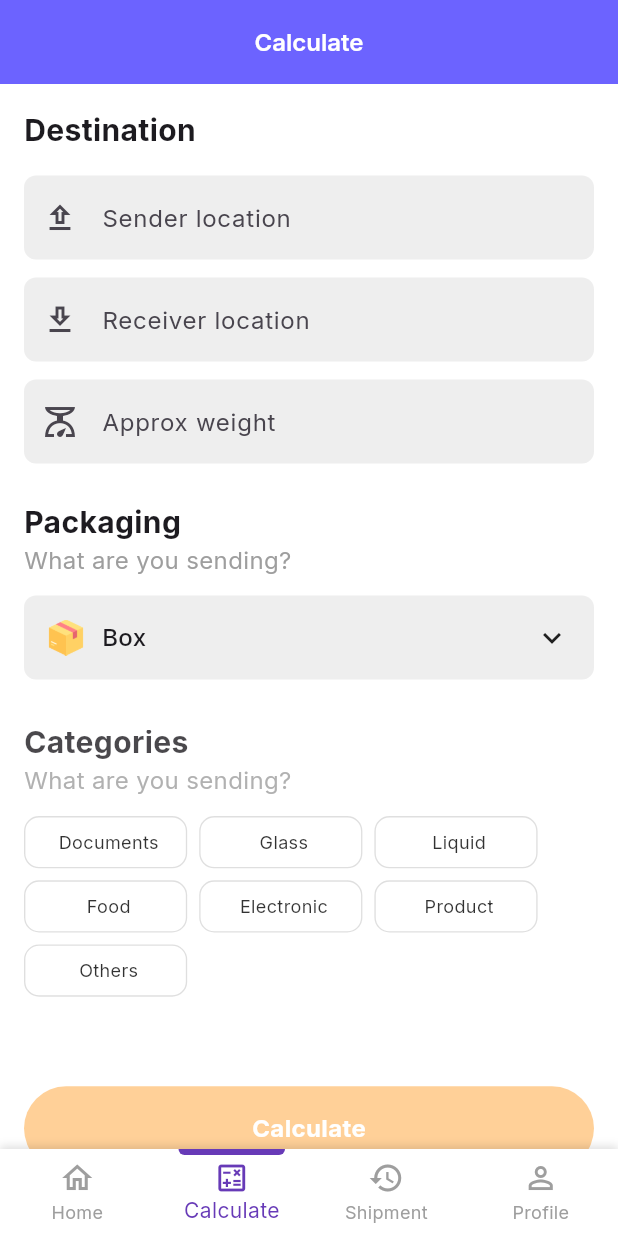
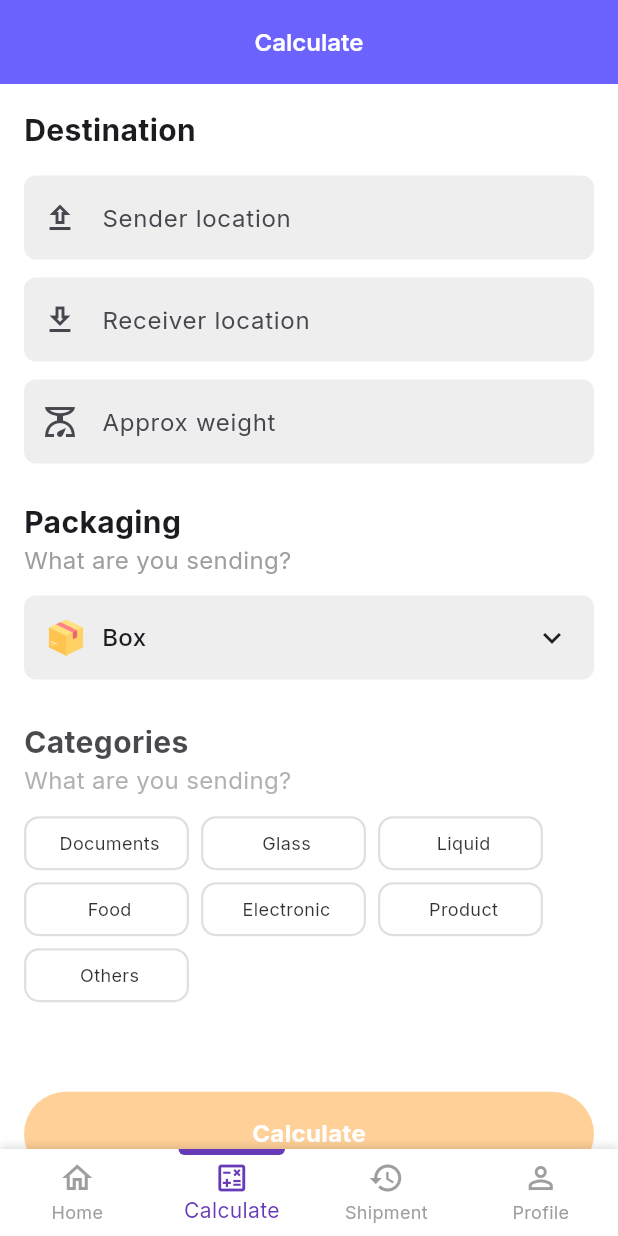
Before and after one commit to EmmanuelTobi/movemate-shipments-ui, a Flutter app: the screen it shows after launch, item 2 of the bottom bar chosen, on a phone screen of 412 x 824 dp. Run offline on Flutter 3.47's test engine with Material 3 defaults, Android fonts, the phone set to English and light mode, and no system bars; our stand-ins replace flutter_svg, google_fonts, stacked.

Commit message:
few updates

```diff
--- a/lib/screens/calculate/calculate_screen.dart
+++ b/lib/screens/calculate/calculate_screen.dart
@@ -134,7 +134,7 @@ class _CategoryItemsState extends State<CategoryItems> {
                   decoration: BoxDecoration(
                     border: Border.all(
                       color: widget.category == model.selectedCategory ? Colors.black : Colors.grey.withOpacity(0.4),
-                      width: widget.category == model.selectedCategory ? 2 : 0.9,
+                      width: widget.category == model.selectedCategory ? 2 : 1.5,
                     ),
                     borderRadius: BorderRadius.circular(10),
                     color: widget.category == model.selectedCategory ? Colors.black : Colors.white,
--- a/lib/screens/shared/shipment_tracking_card.dart
+++ b/lib/screens/shared/shipment_tracking_card.dart
@@ -98,6 +98,7 @@ class ShipmentTrackingCard extends StatelessWidget {
                                   '${shipment.sender}, ${shipment.senderLocation}',
                                   style: AppTextStyles.body2.copyWith(
                                     fontWeight: FontWeight.w600,
+                                    color: AppColors.textDark.withOpacity(0.7)
                                   ),
                                   overflow: TextOverflow.ellipsis,
                                 ),
@@ -133,6 +134,7 @@ class ShipmentTrackingCard extends StatelessWidget {
                                 shipment.estimatedDelivery,
                                 style: AppTextStyles.body2.copyWith(
                                   fontWeight: FontWeight.w600,
+                                    color: AppColors.textDark.withOpacity(0.7)
                                 ),
                               ),
                             ],
@@ -179,6 +181,7 @@ class ShipmentTrackingCard extends StatelessWidget {
                                   '${shipment.receiver}, ${shipment.receiverLocation}',
                                   style: AppTextStyles.body2.copyWith(
                                     fontWeight: FontWeight.w600,
+                                    color: AppColors.textDark.withOpacity(0.7)
                                   ),
                                   overflow: TextOverflow.ellipsis,
                                 ),
@@ -202,6 +205,7 @@ class ShipmentTrackingCard extends StatelessWidget {
                             shipment.status,
                             style: AppTextStyles.body2.copyWith(
                               fontWeight: FontWeight.w600,
+                                color: AppColors.textDark.withOpacity(0.7)
                             ),
                           ),
                         ],
--- a/lib/screens/shipping_track/shippment_history.dart
+++ b/lib/screens/shipping_track/shippment_history.dart
@@ -102,7 +102,11 @@ class _ShipmentHistoryScreenState extends State<ShipmentHistoryScreen> with Sing
           indicatorColor: Colors.green,
           indicatorWeight: 5,
           labelColor: Colors.white,
+          physics: const BouncingScrollPhysics(),
           unselectedLabelColor: Colors.white70,
+          labelStyle: const TextStyle(
+            fontWeight: FontWeight.w600
+          ),
           tabs: [
             Tab(text: 'All (${_shipments.length})'),
             Tab(text: 'In progress (${_shipments.where((s) => s.status == 'in-progress').length})'),
--- a/lib/utils/constants.dart
+++ b/lib/utils/constants.dart
@@ -9,6 +9,7 @@ class AppColors {
   static const Color cardBackground = Color(0xFFF5F5F5);
   static const Color textPrimary = Color(0xFF212121);
   static const Color textSecondary = Color(0xFF757575);
+  static const Color textDark = Color(0xFF120101);
   static const Color divider = Color(0xFFBDBDBD);
   static const Color success = Color(0xFF4CAF50);
   static const Color error = Color(0xFFF44336);
--- a/lib/widgets/vehicle_card.dart
+++ b/lib/widgets/vehicle_card.dart
@@ -37,9 +37,7 @@ class VehicleCard extends StatelessWidget {
                     vehicle.name,
                     style: AppTextStyles.subtitle1.copyWith(
                       fontWeight: FontWeight.w600,
-                      color: vehicle.isSelected
-                          ? AppColors.primary
-                          : AppColors.textPrimary,
+                      color: AppColors.textDark.withOpacity(0.8),
                     ),
                   ),
                   const SizedBox(height: AppSizes.paddingXS),
```
